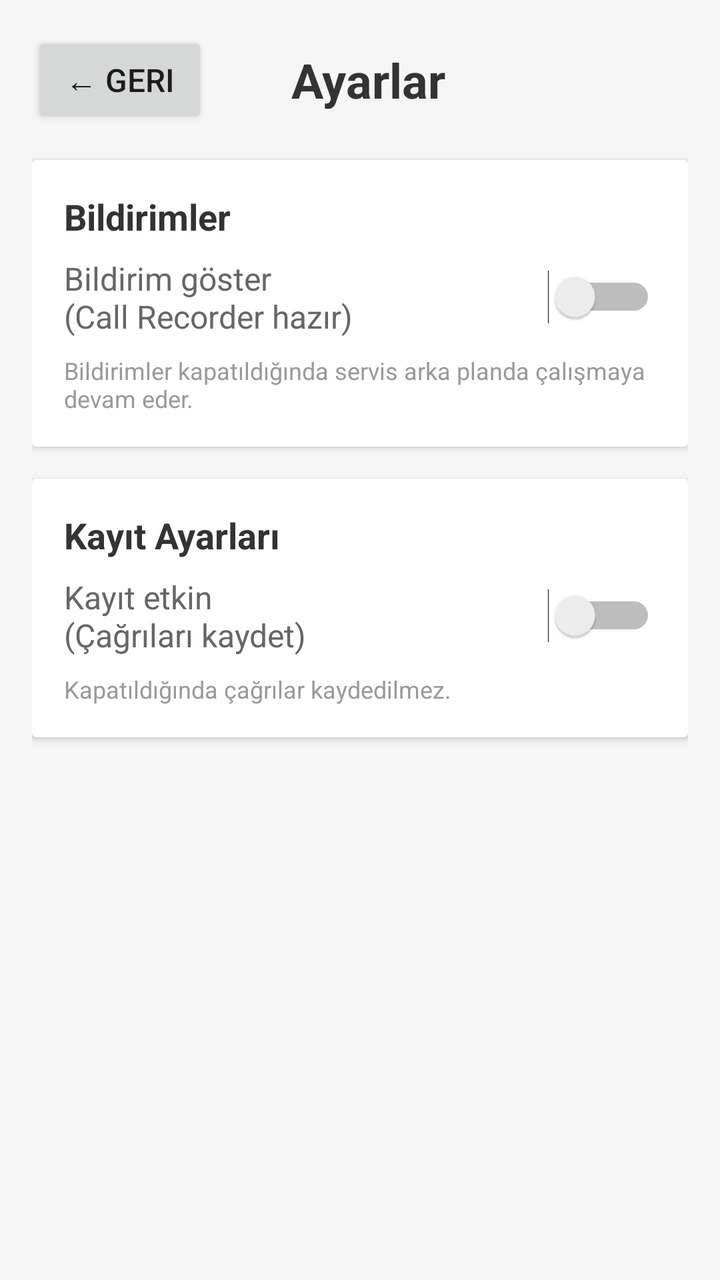
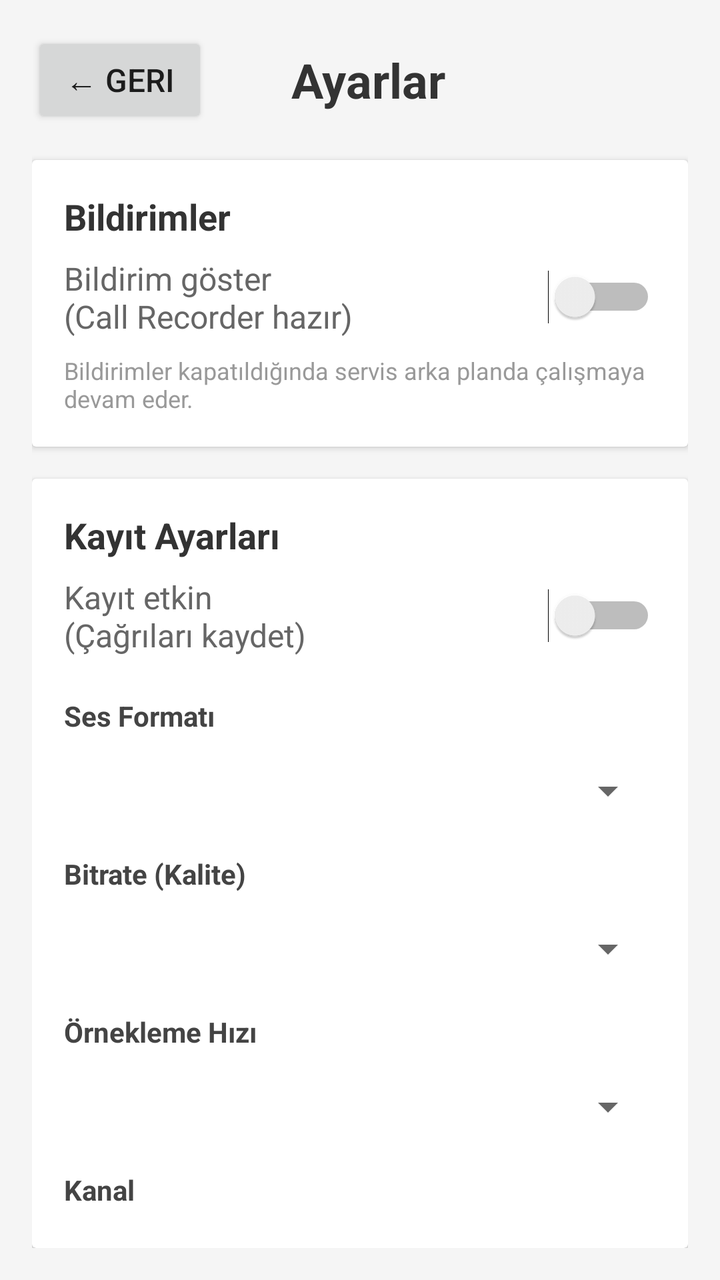

The first picture is an Android layout as it rendered before a commit; the second is the same layout after the commit. The layout source and the unified diff follow.
<!-- AndroidManifest.xml: application theme Theme.AppCompat.Light.NoActionBar -->
<!-- res/layout/activity_settings.xml -->
<?xml version="1.0" encoding="utf-8"?>
<LinearLayout xmlns:android="http://schemas.android.com/apk/res/android"
    android:layout_width="match_parent"
    android:layout_height="match_parent"
    android:orientation="vertical"
    android:padding="16dp"
    android:background="#f5f5f5">

    <LinearLayout
        android:layout_width="match_parent"
        android:layout_height="wrap_content"
        android:orientation="horizontal"
        android:gravity="center_vertical"
        android:paddingBottom="16dp">

        <Button
            android:id="@+id/btnBack"
            android:layout_width="wrap_content"
            android:layout_height="wrap_content"
            android:text="← Geri"
            android:textSize="16sp"/>

        <TextView
            android:layout_width="0dp"
            android:layout_height="wrap_content"
            android:layout_weight="1"
            android:text="Ayarlar"
            android:textSize="24sp"
            android:textStyle="bold"
            android:textColor="#333"
            android:gravity="center"/>

        <View
            android:layout_width="80dp"
            android:layout_height="1dp"/>
    </LinearLayout>

    <androidx.cardview.widget.CardView
        android:layout_width="match_parent"
        android:layout_height="wrap_content"
        android:layout_marginBottom="16dp"
        android:elevation="4dp">

        <LinearLayout
            android:layout_width="match_parent"
            android:layout_height="wrap_content"
            android:orientation="vertical"
            android:padding="16dp">

            <TextView
                android:layout_width="match_parent"
                android:layout_height="wrap_content"
                android:text="Bildirimler"
                android:textSize="18sp"
                android:textStyle="bold"
                android:textColor="#333"
                android:paddingBottom="8dp"/>

            <LinearLayout
                android:layout_width="match_parent"
                android:layout_height="wrap_content"
                android:orientation="horizontal"
                android:gravity="center_vertical">

                <TextView
                    android:layout_width="0dp"
                    android:layout_height="wrap_content"
                    android:layout_weight="1"
                    android:text="Bildirim göster\n(Call Recorder hazır)"
                    android:textSize="16sp"
                    android:textColor="#666"/>

                <Switch
                    android:id="@+id/switchNotifications"
                    android:layout_width="wrap_content"
                    android:layout_height="wrap_content"/>
            </LinearLayout>

            <TextView
                android:layout_width="match_parent"
                android:layout_height="wrap_content"
                android:text="Bildirimler kapatıldığında servis arka planda çalışmaya devam eder."
                android:textSize="12sp"
                android:textColor="#999"
                android:paddingTop="8dp"/>
        </LinearLayout>
    </androidx.cardview.widget.CardView>

    <androidx.cardview.widget.CardView
        android:layout_width="match_parent"
        android:layout_height="wrap_content"
        android:elevation="4dp">

        <LinearLayout
            android:layout_width="match_parent"
            android:layout_height="wrap_content"
            android:orientation="vertical"
            android:padding="16dp">

            <TextView
                android:layout_width="match_parent"
                android:layout_height="wrap_content"
                android:text="Kayıt Ayarları"
                android:textSize="18sp"
                android:textStyle="bold"
                android:textColor="#333"
                android:paddingBottom="8dp"/>

            <LinearLayout
                android:layout_width="match_parent"
                android:layout_height="wrap_content"
                android:orientation="horizontal"
                android:gravity="center_vertical">

                <TextView
                    android:layout_width="0dp"
                    android:layout_height="wrap_content"
                    android:layout_weight="1"
                    android:text="Kayıt etkin\n(Çağrıları kaydet)"
                    android:textSize="16sp"
                    android:textColor="#666"/>

                <Switch
                    android:id="@+id/switchRecording"
                    android:layout_width="wrap_content"
                    android:layout_height="wrap_content"/>
            </LinearLayout>

            <TextView
                android:layout_width="match_parent"
                android:layout_height="wrap_content"
                android:text="Kapatıldığında çağrılar kaydedilmez."
                android:textSize="12sp"
                android:textColor="#999"
                android:paddingTop="8dp"/>
        </LinearLayout>
    </androidx.cardview.widget.CardView>

</LinearLayout>
<!-- resources referenced by this layout -->
<resources>

</resources>

<!-- the commit's change to res/layout/activity_settings.xml (unified diff, before → after) -->
@@ -110,7 +110,8 @@
                 android:layout_width="match_parent"
                 android:layout_height="wrap_content"
                 android:orientation="horizontal"
-                android:gravity="center_vertical">
+                android:gravity="center_vertical"
+                android:paddingBottom="12dp">
 
                 <TextView
                     android:layout_width="0dp"
@@ -126,13 +127,76 @@
                     android:layout_height="wrap_content"/>
             </LinearLayout>
 
-            <TextView
-                android:layout_width="match_parent"
-                android:layout_height="wrap_content"
-                android:text="Kapatıldığında çağrılar kaydedilmez."
-                android:textSize="12sp"
+            
+            <TextView
+                android:layout_width="match_parent"
+                android:layout_height="wrap_content"
+                android:text="Ses Formatı"
+                android:textSize="14sp"
+                android:textStyle="bold"
+                android:textColor="#444"
+                android:paddingTop="8dp"
+                android:paddingBottom="4dp"/>
+            <Spinner
+                android:id="@+id/spinnerFormat"
+                android:layout_width="match_parent"
+                android:layout_height="48dp"
+                android:paddingBottom="8dp"/>
+
+            
+            <TextView
+                android:layout_width="match_parent"
+                android:layout_height="wrap_content"
+                android:text="Bitrate (Kalite)"
+                android:textSize="14sp"
+                android:textStyle="bold"
+                android:textColor="#444"
+                android:paddingTop="8dp"
+                android:paddingBottom="4dp"/>
+            <Spinner
+                android:id="@+id/spinnerBitrate"
+                android:layout_width="match_parent"
+                android:layout_height="48dp"
+                android:paddingBottom="8dp"/>
+
+            
+            <TextView
+                android:layout_width="match_parent"
+                android:layout_height="wrap_content"
+                android:text="Örnekleme Hızı"
+                android:textSize="14sp"
+                android:textStyle="bold"
+                android:textColor="#444"
+                android:paddingTop="8dp"
+                android:paddingBottom="4dp"/>
+            <Spinner
+                android:id="@+id/spinnerSampleRate"
+                android:layout_width="match_parent"
+                android:layout_height="48dp"
+                android:paddingBottom="8dp"/>
+
+            
+            <TextView
+                android:layout_width="match_parent"
+                android:layout_height="wrap_content"
+                android:text="Kanal"
+                android:textSize="14sp"
+                android:textStyle="bold"
+                android:textColor="#444"
+                android:paddingTop="8dp"
+                android:paddingBottom="4dp"/>
+            <Spinner
+                android:id="@+id/spinnerChannels"
+                android:layout_width="match_parent"
+                android:layout_height="48dp"/>
+
+            <TextView
+                android:layout_width="match_parent"
+                android:layout_height="wrap_content"
+                android:text="• 3GP: Çağrılar için optimize, daha uyumlu\n• MP4: Daha kaliteli ama bazı cihazlarda çalışmayabilir\n• Yüksek bitrate = Daha iyi kalite ama daha büyük dosya\n• Mono: Ses kaydı için yeterli, Stereo: Müzik için"
+                android:textSize="11sp"
                 android:textColor="#999"
-                android:paddingTop="8dp"/>
+                android:paddingTop="12dp"/>
         </LinearLayout>
     </androidx.cardview.widget.CardView>
 
